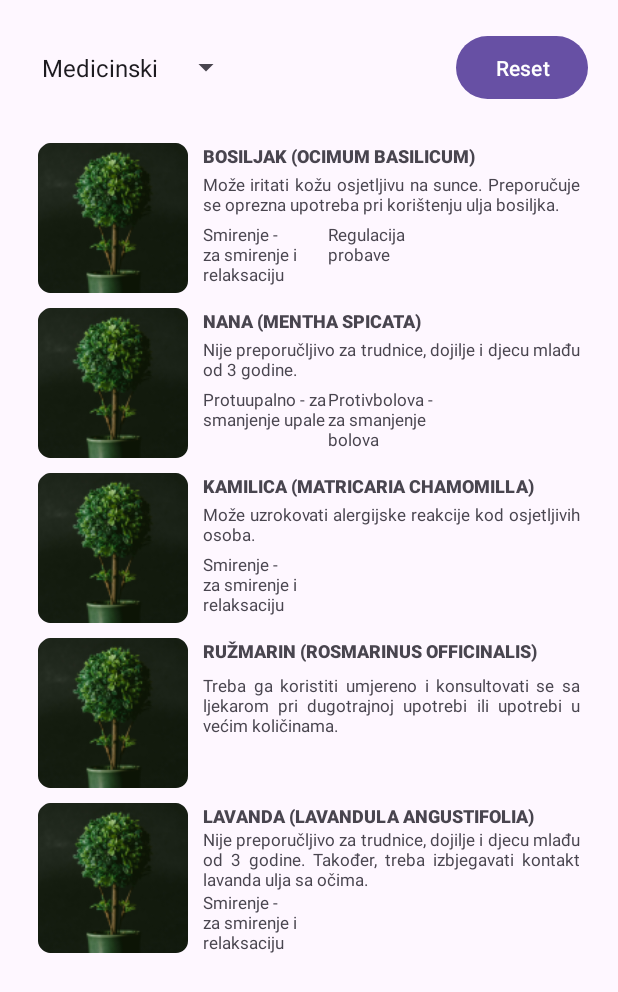
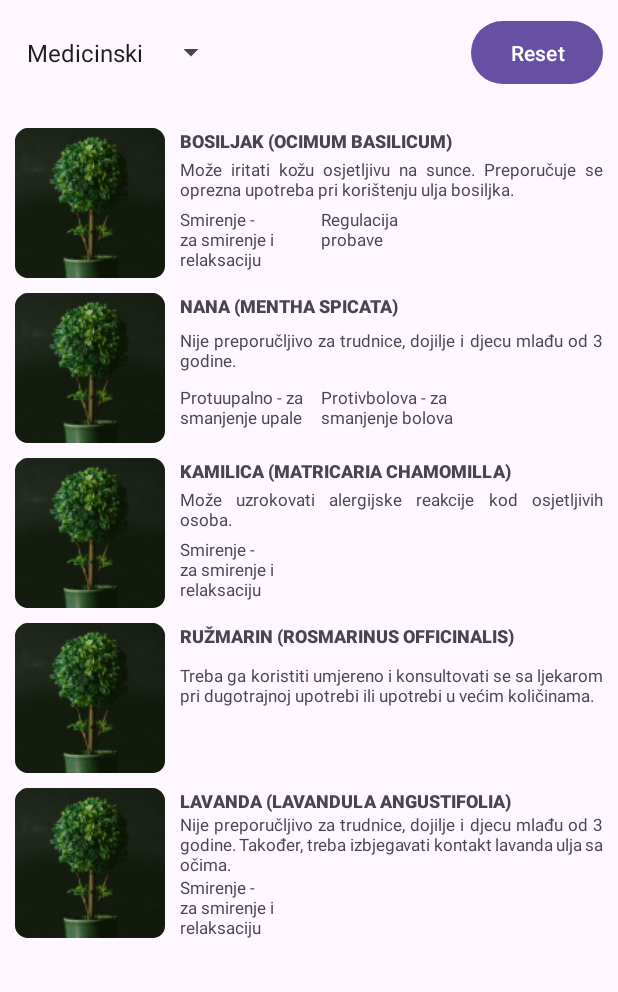
Before and after one commit to tanerbajrovic/botanic-app, an Android app: the screen it shows after launch (MainActivity), on a phone screen of 412 x 824 dp. Shown: the top 992 px of the screen. Run offline under Robolectric (Android 15) with nearby library versions, the phone set to English and light mode, and no system bars.

Commit message:
Remove unnecessary margins from layouts

```diff
--- a/app/src/main/res/layout/activity_main.xml
+++ b/app/src/main/res/layout/activity_main.xml
@@ -10,9 +10,9 @@
         android:id="@+id/modSpinner"
         android:layout_width="wrap_content"
         android:layout_height="50dp"
-        android:layout_marginStart="20dp"
-        android:layout_marginEnd="20dp"
-        android:layout_marginTop="20dp"
+        android:layout_marginStart="10dp"
+        android:layout_marginEnd="10dp"
+        android:layout_marginTop="10dp"
         app:layout_constraintStart_toStartOf="parent"
         app:layout_constraintTop_toTopOf="parent"
     />
@@ -22,8 +22,8 @@
         android:layout_width="wrap_content"
         android:layout_height="50dp"
         android:text="Reset"
-        android:layout_marginTop="20dp"
-        android:layout_marginEnd="20dp"
+        android:layout_marginTop="10dp"
+        android:layout_marginEnd="10dp"
         app:layout_constraintBottom_toTopOf="@+id/biljkeRV"
         app:layout_constraintEnd_toEndOf="parent"
         app:layout_constraintStart_toEndOf="@+id/modSpinner"
@@ -36,10 +36,10 @@
         android:id="@+id/biljkeRV"
         android:layout_width="0dp"
         android:layout_height="0dp"
-        android:layout_marginStart="20dp"
-        android:layout_marginEnd="20dp"
+        android:layout_marginStart="10dp"
+        android:layout_marginEnd="10dp"
         android:layout_marginTop="20dp"
-        android:layout_marginBottom="20dp"
+        android:layout_marginBottom="10dp"
         app:layout_constraintStart_toStartOf="parent"
         app:layout_constraintEnd_toEndOf="parent"
         app:layout_constraintTop_toBottomOf="@+id/modSpinner"
--- a/app/src/main/res/layout/botanic_list_item.xml
+++ b/app/src/main/res/layout/botanic_list_item.xml
@@ -9,7 +9,6 @@
         android:id="@+id/slikaItem"
         android:layout_width="100dp"
         android:layout_height="100dp"
-        android:layout_marginStart="5dp"
         android:layout_marginTop="5dp"
         android:layout_marginBottom="5dp"
         app:layout_constraintBottom_toBottomOf="parent"
@@ -25,7 +24,6 @@
         android:orientation="vertical"
         android:layout_marginTop="5dp"
         android:layout_marginStart="10dp"
-        android:layout_marginEnd="5dp"
         app:layout_constraintTop_toTopOf="parent"
         app:layout_constraintBottom_toBottomOf="parent"
         app:layout_constraintEnd_toEndOf="parent"
--- a/app/src/main/res/layout/culinary_list_item.xml
+++ b/app/src/main/res/layout/culinary_list_item.xml
@@ -10,7 +10,6 @@
         android:id="@+id/slikaItem"
         android:layout_width="100dp"
         android:layout_height="100dp"
-        android:layout_marginStart="5dp"
         android:layout_marginTop="5dp"
         android:layout_marginBottom="5dp"
         app:layout_constraintBottom_toBottomOf="parent"
@@ -26,7 +25,6 @@
         android:orientation="vertical"
         android:layout_marginTop="5dp"
         android:layout_marginStart="10dp"
-        android:layout_marginEnd="5dp"
         app:layout_constraintTop_toTopOf="parent"
         app:layout_constraintBottom_toBottomOf="parent"
         app:layout_constraintEnd_toEndOf="parent"
--- a/app/src/main/res/layout/medical_list_item.xml
+++ b/app/src/main/res/layout/medical_list_item.xml
@@ -11,7 +11,6 @@
         android:layout_width="100dp"
         android:layout_height="100dp"
         android:scaleType="centerCrop"
-        android:layout_marginStart="5dp"
         android:layout_marginTop="5dp"
         android:layout_marginBottom="5dp"
         app:layout_constraintBottom_toBottomOf="parent"
@@ -27,7 +26,6 @@
         android:orientation="vertical"
         android:layout_marginTop="5dp"
         android:layout_marginStart="10dp"
-        android:layout_marginEnd="5dp"
         app:layout_constraintTop_toTopOf="parent"
         app:layout_constraintBottom_toBottomOf="parent"
         app:layout_constraintEnd_toEndOf="parent"
```
